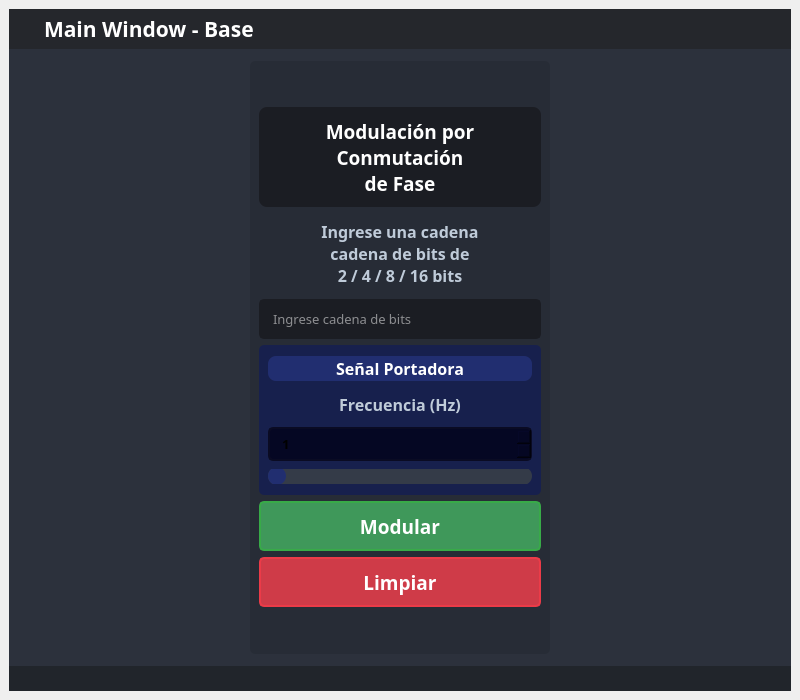
Before: the Qt Designer form src/ui/helpWindow.ui in lucasdepetrisd/Signal-Modulation-Analyzer, drawn with Qt 5.
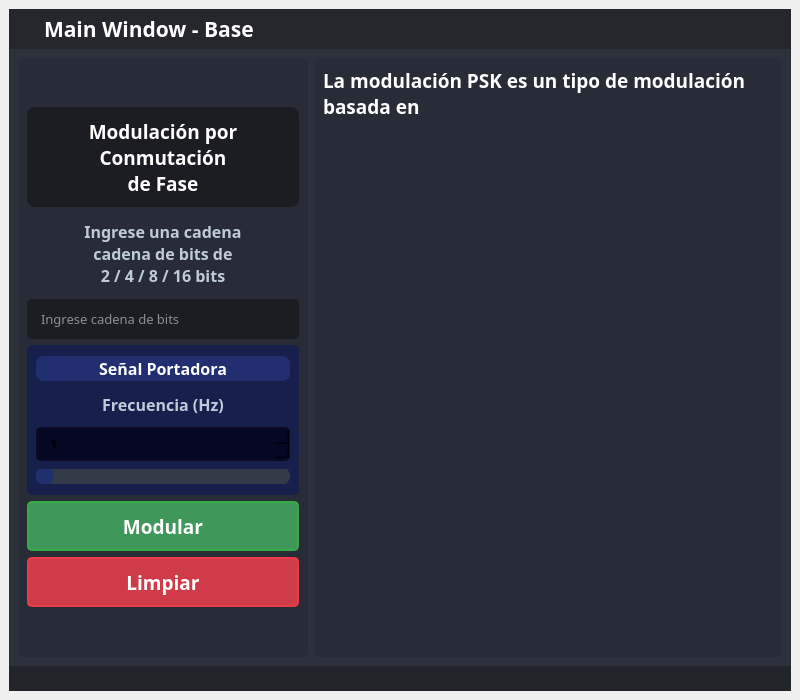
After: the same form once the commit is applied. The open tabs and pages were chosen to show the change. Icons and pictures are not drawn.

Commit message: add label handler at checkMessage + add pause button + fixed animation glitch

```diff
--- a/src/ui/helpWindow.ui
+++ b/src/ui/helpWindow.ui
@@ -2279,6 +2279,18 @@
                   </widget>
                   <widget class="QWidget" name="page_psk">
                    <layout class="QHBoxLayout" name="horizontalLayout_16">
+                    <property name="leftMargin">
+                     <number>6</number>
+                    </property>
+                    <property name="topMargin">
+                     <number>6</number>
+                    </property>
+                    <property name="rightMargin">
+                     <number>6</number>
+                    </property>
+                    <property name="bottomMargin">
+                     <number>6</number>
+                    </property>
                     <item>
                      <widget class="QFrame" name="frame_11">
                       <property name="minimumSize">
@@ -2775,6 +2787,82 @@
                       </layout>
                      </widget>
                     </item>
+                    <item>
+                     <widget class="QFrame" name="frame_3">
+                      <property name="styleSheet">
+                       <string notr="true">background-color: rgb(39, 44, 54);
+border-radius: 5px;</string>
+                      </property>
+                      <property name="frameShape">
+                       <enum>QFrame::StyledPanel</enum>
+                      </property>
+                      <property name="frameShadow">
+                       <enum>QFrame::Raised</enum>
+                      </property>
+                      <layout class="QVBoxLayout" name="verticalLayout_10">
+                       <item>
+                        <widget class="QFrame" name="textASK_3">
+                         <property name="maximumSize">
+                          <size>
+                           <width>500</width>
+                           <height>16777215</height>
+                          </size>
+                         </property>
+                         <property name="frameShape">
+                          <enum>QFrame::StyledPanel</enum>
+                         </property>
+                         <property name="frameShadow">
+                          <enum>QFrame::Raised</enum>
+                         </property>
+                         <layout class="QVBoxLayout" name="verticalLayout_8">
+                          <property name="spacing">
+                           <number>0</number>
+                          </property>
+                          <property name="leftMargin">
+                           <number>0</number>
+                          </property>
+                          <property name="topMargin">
+                           <number>0</number>
+                          </property>
+                          <property name="rightMargin">
+                           <number>0</number>
+                          </property>
+                          <property name="bottomMargin">
+                           <number>0</number>
+                          </property>
+                          <item alignment="Qt::AlignTop">
+                           <widget class="QLabel" name="label_3">
+                            <property name="minimumSize">
+                             <size>
+                              <width>450</width>
+                              <height>0</height>
+                             </size>
+                            </property>
+                            <property name="font">
+                             <font>
+                              <family>Satoshi</family>
+                              <pointsize>14</pointsize>
+                              <weight>75</weight>
+                              <bold>true</bold>
+                             </font>
+                            </property>
+                            <property name="styleSheet">
+                             <string notr="true">color: rgb(255, 255, 255);</string>
+                            </property>
+                            <property name="text">
+                             <string>La modulación PSK es un tipo de modulación basada en</string>
+                            </property>
+                            <property name="wordWrap">
+                             <bool>true</bool>
+                            </property>
+                           </widget>
+                          </item>
+                         </layout>
+                        </widget>
+                       </item>
+                      </layout>
+                     </widget>
+                    </item>
                    </layout>
                   </widget>
                   <widget class="QWidget" name="page_settings">
```
Left out of the diff: 164 changed lines with no effect on the pictures. The commit also changes 8 other files.
